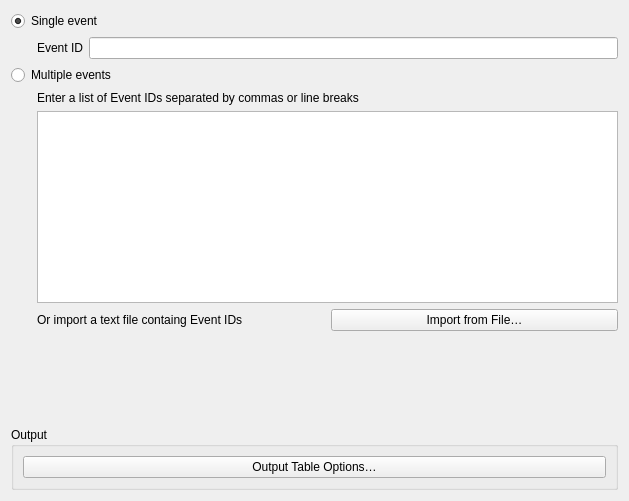
Qt form qquake/ui/filter_by_id_widget_base.ui (INGV/qquake) before a commit.
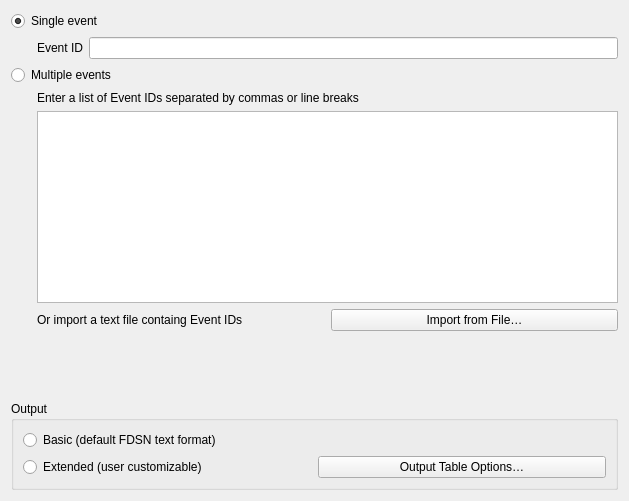
The same form after that commit.

Commit message: WIP basic output for single ID based searches

```diff
--- a/qquake/ui/filter_by_id_widget_base.ui
+++ b/qquake/ui/filter_by_id_widget_base.ui
@@ -20,13 +20,27 @@
       <string>Output</string>
      </property>
      <layout class="QGridLayout" name="gridLayout_8">
-      <item row="0" column="0">
+      <item row="1" column="0">
+       <widget class="QRadioButton" name="radio_extended_output">
+        <property name="text">
+         <string>Extended (user customizable)</string>
+        </property>
+       </widget>
+      </item>
+      <item row="1" column="1">
        <widget class="QPushButton" name="output_table_options_button">
         <property name="text">
          <string>Output Table Options…</string>
         </property>
        </widget>
       </item>
+      <item row="0" column="0" colspan="2">
+       <widget class="QRadioButton" name="radio_basic_output">
+        <property name="text">
+         <string>Basic (default FDSN text format)</string>
+        </property>
+       </widget>
+      </item>
      </layout>
     </widget>
    </item>
```
Left out of the diff: 9 changed lines with no effect on the pictures. The commit also changes 2 other files.
